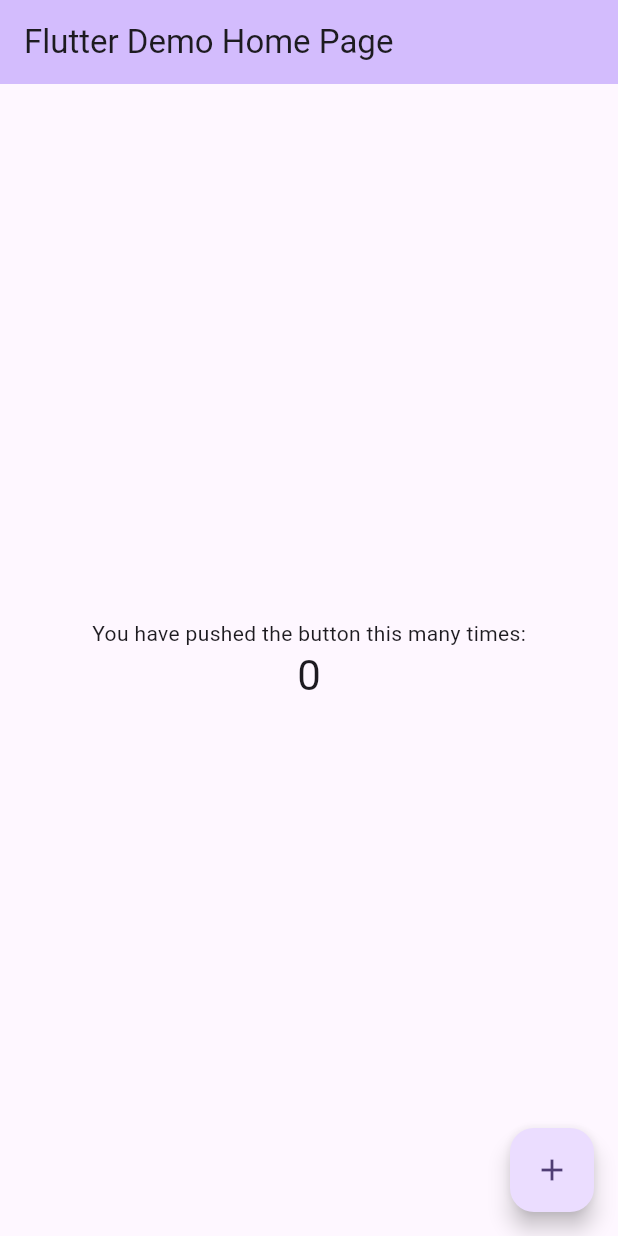
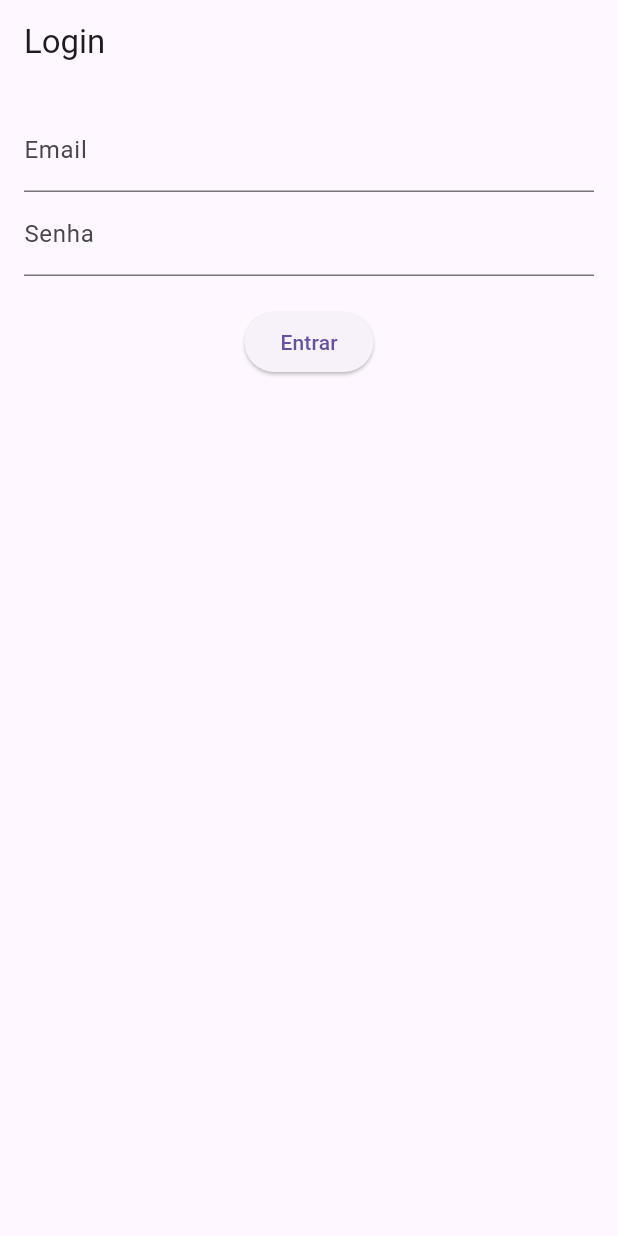
Before and after one commit to Codel-Softwares/voluntary_flutter, a Flutter app: the screen it shows after launch, on a phone screen of 412 x 824 dp. Run offline on Flutter 3.47's test engine with Material 3 defaults, Android fonts, the phone set to English and light mode, and no system bars; our stand-ins replace firebase_auth, firebase_core; accounts and stored records are empty.

Commit message:
login(praticamente templete)

```diff
--- a/lib/main.dart
+++ b/lib/main.dart
@@ -1,4 +1,32 @@
 import 'package:flutter/material.dart';
+import 'package:firebase_core/firebase_core.dart';
+import 'screens/login_screen.dart';
+import 'firebase_options.dart';
+void main() async {
+  WidgetsFlutterBinding.ensureInitialized();
+  await Firebase.initializeApp(
+    options: DefaultFirebaseOptions.currentPlatform,
+  );
+  runApp(const MyApp());
+}
+
+class MyApp extends StatelessWidget {
+  const MyApp({super.key});
+
+  @override
+  Widget build(BuildContext context) {
+    return MaterialApp(
+      title: 'App com Firebase',
+      theme: ThemeData(primarySwatch: Colors.blue),
+      home: const LoginScreen(),
+      debugShowCheckedModeBanner: false,
+    );
+  }
+}
+
+
+
+/*import 'package:flutter/material.dart';
 
 void main() {
   runApp(const MyApp());
@@ -120,3 +148,4 @@
     );
   }
 }
+*/
--- a/lib/screens/login_screen.dart
+++ b/lib/screens/login_screen.dart
@@ -0,0 +1,88 @@
+import 'package:flutter/material.dart';
+import 'package:voluntary_flutter/services/auth_service.dart';
+//import 'register_screen.dart';
+//import 'feed_screen.dart';
+//import '../firebase_options.dart';
+
+class LoginScreen extends StatefulWidget {
+  const LoginScreen({super.key});
+
+  @override
+  State<LoginScreen> createState() => _LoginScreenState();
+}
+
+class _LoginScreenState extends State<LoginScreen> {
+  final TextEditingController _emailController = TextEditingController();
+  final TextEditingController _passwordController = TextEditingController();
+  final AuthService _authService = AuthService();
+
+  bool _isLoading = false;
+  String? _errorMessage;
+
+  void _login() async {
+    setState(() {
+      _isLoading = true;
+      _errorMessage = null;
+    });
+
+    final result = await _authService.signInWithEmail(
+      _emailController.text.trim(),
+      _passwordController.text.trim(),
+    );
+
+    setState(() => _isLoading = false);
+
+    if (result == "success") {
+      print("login success");
+      /*Navigator.pushReplacement(
+        context,
+        MaterialPageRoute(builder: (context) => const FeedScreen()),
+      );*/
+    } else {
+      setState(() => _errorMessage = result);
+    }
+  }
+
+  @override
+  Widget build(BuildContext context) {
+    return Scaffold(
+      appBar: AppBar(title: const Text('Login')),
+      body: Padding(
+        padding: const EdgeInsets.all(16.0),
+        child: Column(
+          children: [
+            if (_errorMessage != null) ...[
+              Text(_errorMessage!, style: const TextStyle(color: Colors.red)),
+              const SizedBox(height: 10),
+            ],
+            TextField(
+              controller: _emailController,
+              decoration: const InputDecoration(labelText: 'Email'),
+            ),
+            TextField(
+              controller: _passwordController,
+              obscureText: true,
+              decoration: const InputDecoration(labelText: 'Senha'),
+            ),
+            const SizedBox(height: 20),
+            _isLoading
+                ? const CircularProgressIndicator()
+                : ElevatedButton(
+                    onPressed: _login,
+                    child: const Text('Entrar'),
+                  ),
+            /*TextButton(
+              onPressed: () {
+                Navigator.push(
+                  context,
+                  MaterialPageRoute(builder: (_) => const RegisterScreen()),
+                );
+              },
+              child: const Text('Criar conta'),
+            ),*/
+          ],
+        ),
+      ),
+    );
+  }
+}
--- a/lib/services/auth_service.dart
+++ b/lib/services/auth_service.dart
@@ -0,0 +1,20 @@
+import 'package:firebase_auth/firebase_auth.dart';
+
+class AuthService {
+  final FirebaseAuth _auth = FirebaseAuth.instance;
+
+  Future<String> signInWithEmail(String email, String password) async {
+    try {
+      await _auth.signInWithEmailAndPassword(email: email, password: password);
+      return "success";
+    } on FirebaseAuthException catch (e) {
+      return e.message ?? "Erro desconhecido";
+    }
+  }
+
+  Future<void> signOut() async {
+    await _auth.signOut();
+  }
+
+  User? get currentUser => _auth.currentUser;
+}
```
Also changed, not shown: pubspec.yaml (+5 -4 lines), lib/firebase_options.dart (added), pubspec.lock, 7 other files.
